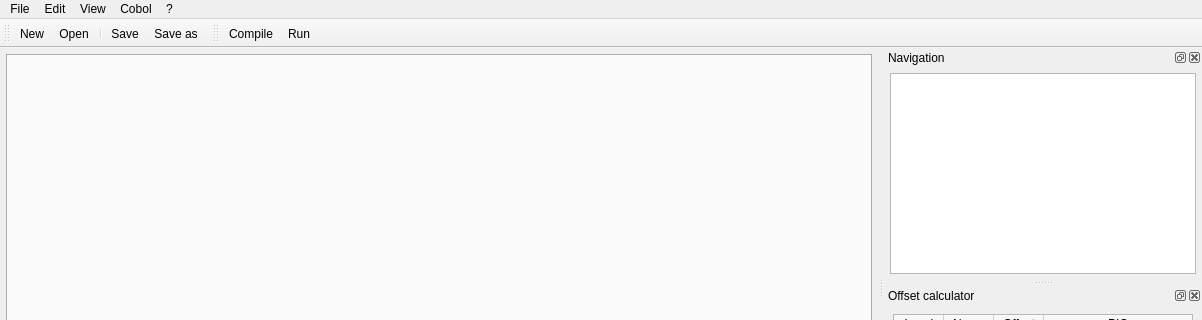
Qt form forms/ide.ui (OpenCobolIDE/OpenCobolIDE) before a commit; both pictures show x 0 to 1202 and y 0 to 320 of the 1202 by 824 pixel window.
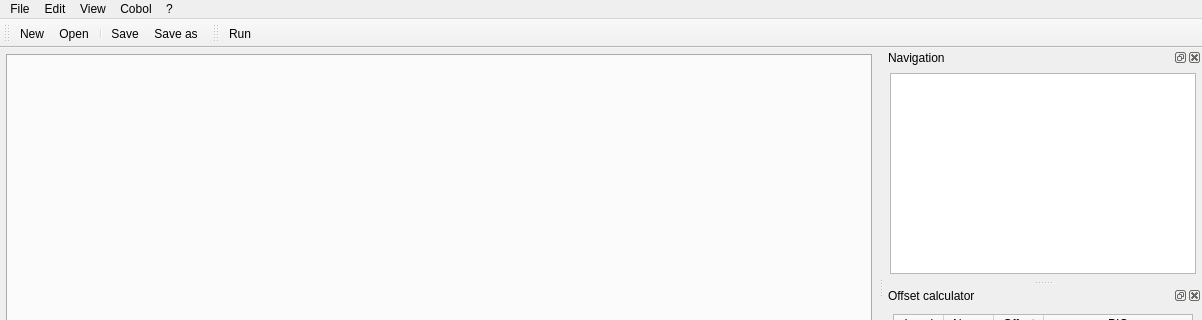
The same form after that commit. Icons and pictures are not drawn. Custom widgets are drawn as their Qt base class.

The edit to the form file:
```diff
--- a/forms/ide.ui
+++ b/forms/ide.ui
@@ -391,7 +391,6 @@
    <attribute name="toolBarBreak">
     <bool>false</bool>
    </attribute>
-   <addaction name="actionCompile"/>
    <addaction name="actionRun"/>
   </widget>
   <widget class="QDockWidget" name="dockWidgetLogs">
```
Left out of the diff: 40 changed lines with no effect on the pictures.
